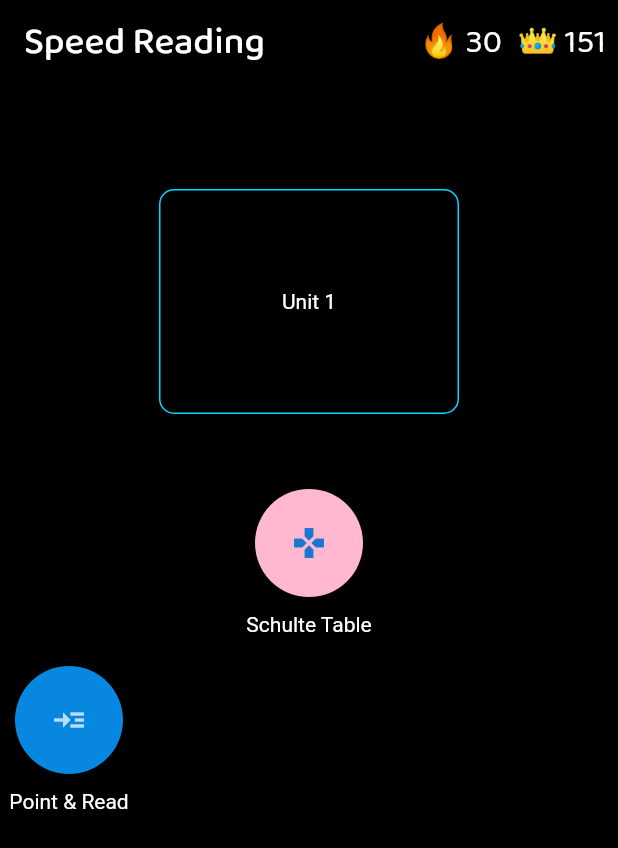
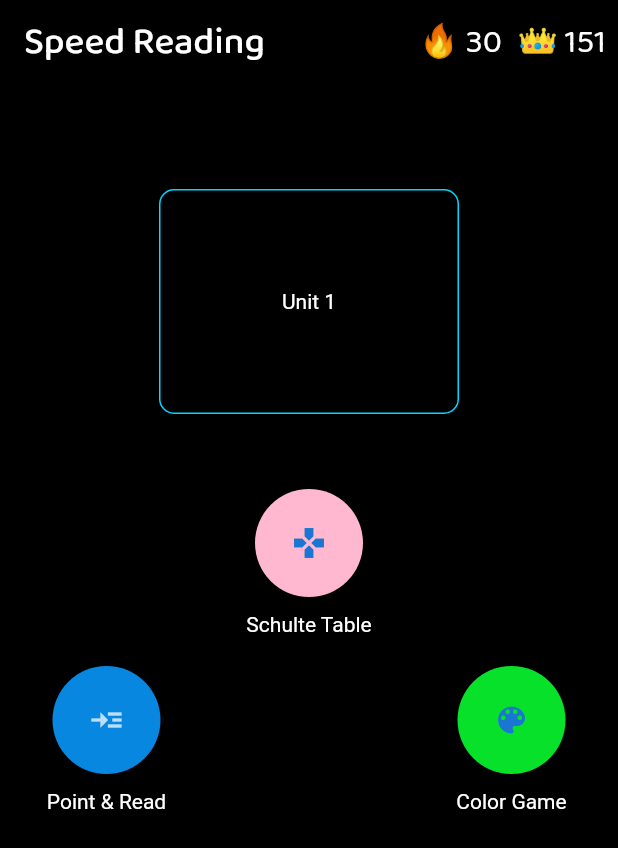
Before and after one commit to Bolt-SIH/BOLT-frontend, a Flutter app: the GameCollections screen opened directly, on a phone screen of 412 x 824 dp. Shown: the top 848 px of the screen. Run offline on Flutter 3.47's test engine with Material 2 defaults, Android fonts, the phone set to English and light mode, and no system bars; our stand-ins replace animated_text_kit, carousel_slider, firebase_auth, firebase_core, flutter_svg, get_storage and 3 more; accounts and stored records are empty.

Commit message:
Minor Changes

```diff
--- a/lib/main.dart
+++ b/lib/main.dart
@@ -50,9 +50,7 @@ class MyApp extends StatelessWidget {
                 modalBackgroundColor: Color.fromARGB(255, 30, 29, 29)),
             textTheme:
                 const TextTheme(bodyMedium: TextStyle(color: Colors.white))),
-        // home: Authentication(),
-        home: const PointAndRead(),
-
+        home: Authentication(),
         routes: {
           LessonCompleted.routeName: (ctx) => const LessonCompleted(),
           FirstScreen.routeName: (ctx) => const FirstScreen(),
--- a/lib/screens/games/game_collection.dart
+++ b/lib/screens/games/game_collection.dart
@@ -73,7 +73,9 @@ class _GameCollectionsState extends State<GameCollections> {
           const SizedBox(
             height: 40,
           ),
-          Column(children: [
+          Container(
+            margin: EdgeInsets.symmetric(horizontal: 25),
+            child: Column(children: [
               Padding(
                 padding: const EdgeInsets.all(10.0),
                 child: CircleAvatar(
@@ -95,7 +97,7 @@ class _GameCollectionsState extends State<GameCollections> {
                   Padding(
                     padding: const EdgeInsets.all(10.0),
                     child: CircleAvatar(
-                    backgroundColor: Color.fromARGB(255, 8, 135, 225),
+                      backgroundColor: const Color.fromARGB(255, 8, 135, 225),
                       minRadius: 36,
                       child: IconButton(
                           onPressed: () {
@@ -106,9 +108,26 @@ class _GameCollectionsState extends State<GameCollections> {
                     ),
                   ),
                   const Text("Point & Read")
+                ]),
+                Column(children: [
+                  Padding(
+                    padding: const EdgeInsets.all(10.0),
+                    child: CircleAvatar(
+                      backgroundColor: Color.fromARGB(255, 8, 225, 41),
+                      minRadius: 36,
+                      child: IconButton(
+                          onPressed: () {
+                            Navigator.pushNamed(
+                                context, PointAndReadIntro.routeName);
+                          },
+                          icon: const Icon(Icons.color_lens)),
+                    ),
+                  ),
+                  const Text("Color Game")
                 ])
               ]),
             ]),
+          ),
         ],
       ),
     );
```
Lines whose indentation alone changed are shown as unchanged.
